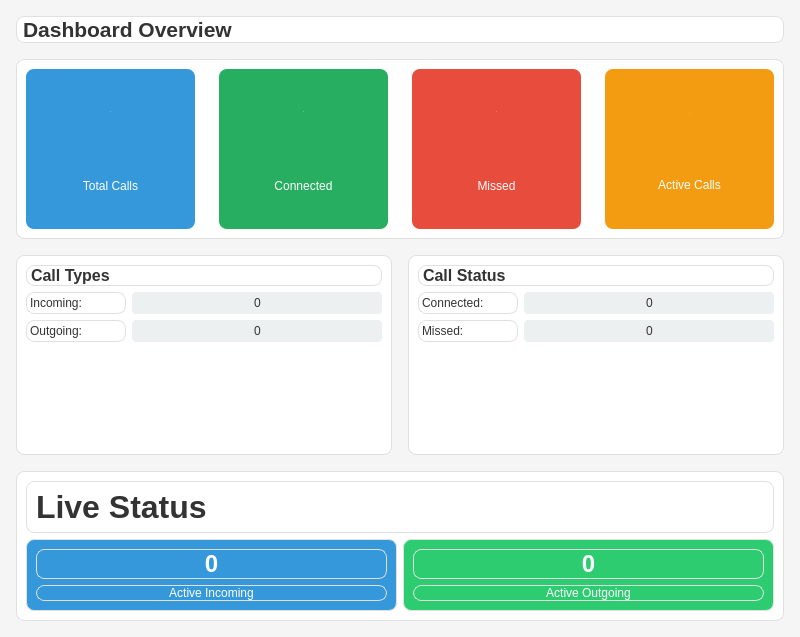
Old version of the form dashboard.ui in the repository sanjayvanan/Xtend-Voice_Logger.
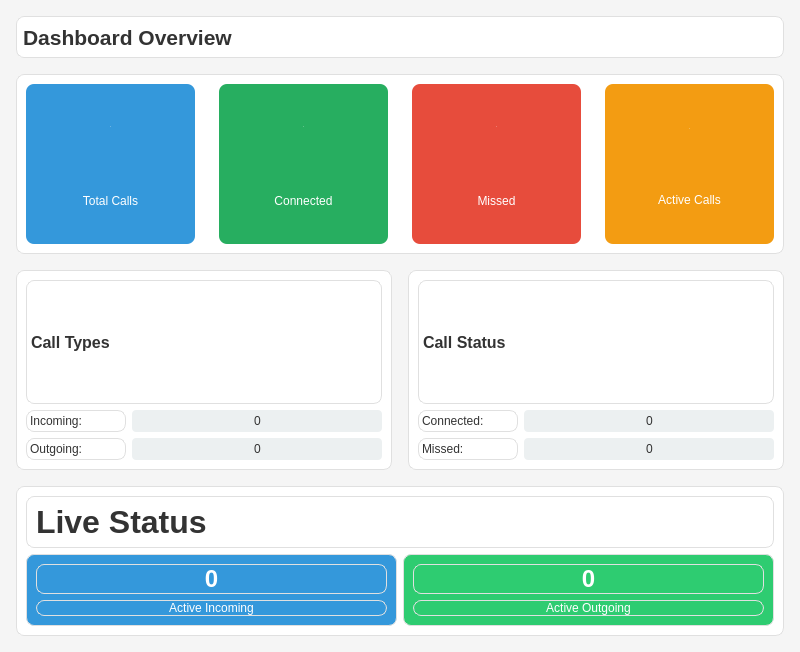
New version of the form.

```diff
--- a/dashboard.ui
+++ b/dashboard.ui
@@ -7,7 +7,7 @@
     <x>0</x>
     <y>0</y>
     <width>800</width>
-    <height>600</height>
+    <height>652</height>
    </rect>
   </property>
   <property name="windowTitle">
@@ -412,19 +412,6 @@
           </item>
          </layout>
         </item>
-        <item>
-         <spacer name="verticalSpacer">
-          <property name="orientation">
-           <enum>Qt::Orientation::Vertical</enum>
-          </property>
-          <property name="sizeHint" stdset="0">
-           <size>
-            <width>20</width>
-            <height>40</height>
-           </size>
-          </property>
-         </spacer>
-        </item>
        </layout>
       </widget>
      </item>
@@ -510,19 +497,6 @@
           </item>
          </layout>
         </item>
-        <item>
-         <spacer name="verticalSpacer_2">
-          <property name="orientation">
-           <enum>Qt::Orientation::Vertical</enum>
-          </property>
-          <property name="sizeHint" stdset="0">
-           <size>
-            <width>20</width>
-            <height>40</height>
-           </size>
-          </property>
-         </spacer>
-        </item>
        </layout>
       </widget>
      </item>
```
